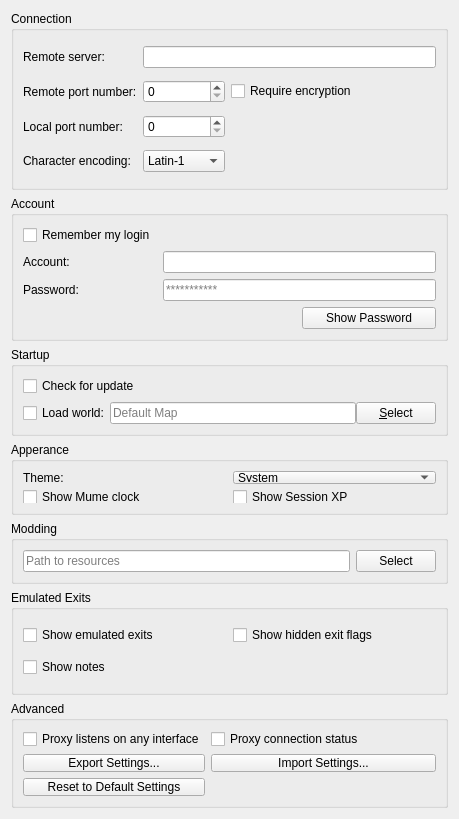
Qt form src/preferences/generalpage.ui (MUME/MMapper) before a commit.
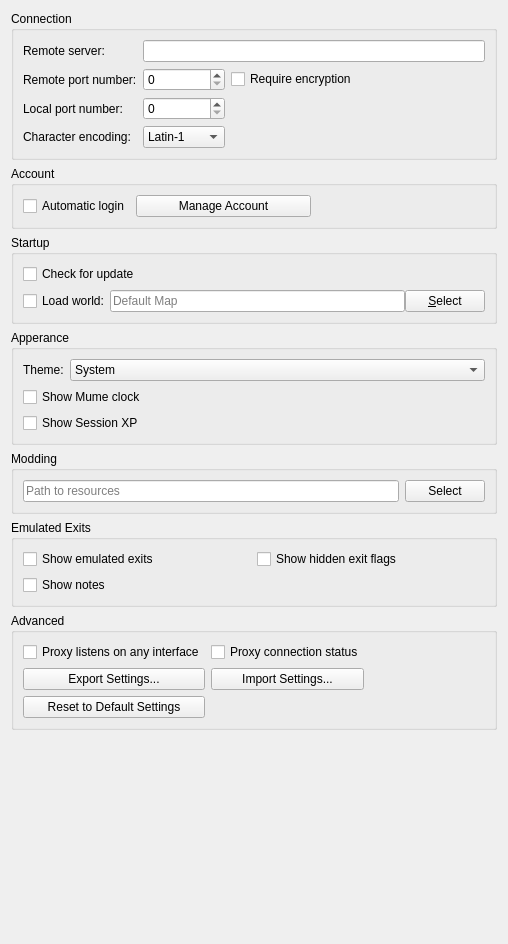
The same form after that commit.

Diff of the .ui file:
```diff
--- a/src/preferences/generalpage.ui
+++ b/src/preferences/generalpage.ui
@@ -6,8 +6,8 @@
    <rect>
     <x>0</x>
     <y>0</y>
-    <width>459</width>
-    <height>792</height>
+    <width>508</width>
+    <height>944</height>
    </rect>
   </property>
   <property name="windowTitle">
@@ -16,12 +16,6 @@
   <layout class="QVBoxLayout">
    <item>
     <widget class="QGroupBox" name="groupBox_connections">
-     <property name="minimumSize">
-      <size>
-       <width>435</width>
-       <height>179</height>
-      </size>
-     </property>
      <property name="title">
       <string>Connection</string>
      </property>
@@ -158,54 +152,40 @@
      <property name="title">
       <string>Account</string>
      </property>
-     <layout class="QGridLayout" name="gridLayout_7">
-      <item row="1" column="0">
-       <widget class="QLabel" name="label_2">
-        <property name="text">
-         <string>Account:</string>
-        </property>
-        <property name="buddy">
-         <cstring>accountName</cstring>
-        </property>
-       </widget>
-      </item>
-      <item row="2" column="0">
-       <widget class="QLabel" name="label_3">
-        <property name="text">
-         <string>Password:</string>
-        </property>
-        <property name="buddy">
-         <cstring>accountPassword</cstring>
-        </property>
-       </widget>
-      </item>
-      <item row="1" column="1" colspan="2">
-       <widget class="QLineEdit" name="accountName"/>
-      </item>
-      <item row="2" column="1" colspan="2">
-       <widget class="QLineEdit" name="accountPassword">
-        <property name="echoMode">
-         <enum>QLineEdit::Password</enum>
-        </property>
-        <property name="placeholderText">
-         <string>***********</string>
-        </property>
-       </widget>
-      </item>
-      <item row="3" column="2">
-       <widget class="QPushButton" name="showPassword">
-        <property name="text">
-         <string>Show Password</string>
-        </property>
-       </widget>
-      </item>
-      <item row="0" column="0" colspan="3">
+     <layout class="QHBoxLayout" name="horizontalLayout">
+      <item>
        <widget class="QCheckBox" name="autoLogin">
         <property name="text">
-         <string>Remember my login</string>
+         <string>Automatic login</string>
         </property>
        </widget>
       </item>
+      <item>
+       <widget class="QPushButton" name="setPassword">
+        <property name="sizePolicy">
+         <sizepolicy hsizetype="Expanding" vsizetype="Fixed">
+          <horstretch>0</horstretch>
+          <verstretch>0</verstretch>
+         </sizepolicy>
+        </property>
+        <property name="text">
+         <string>Manage Account</string>
+        </property>
+       </widget>
+      </item>
+      <item>
+       <spacer name="horizontalSpacer_3">
+        <property name="orientation">
+         <enum>Qt::Orientation::Horizontal</enum>
+        </property>
+        <property name="sizeHint" stdset="0">
+         <size>
+          <width>40</width>
+          <height>20</height>
+         </size>
+        </property>
+       </spacer>
+      </item>
      </layout>
     </widget>
    </item>
@@ -215,7 +195,7 @@
       <string>Startup</string>
      </property>
      <layout class="QGridLayout" name="gridLayout_3">
-      <item row="4" column="0" colspan="2">
+      <item row="1" column="0" colspan="2">
        <widget class="QFrame" name="autoLoadFileFrame">
         <property name="frameShape">
          <enum>QFrame::NoFrame</enum>
@@ -278,7 +258,7 @@
         </layout>
        </widget>
       </item>
-      <item row="3" column="0" colspan="2">
+      <item row="0" column="0" colspan="2">
        <widget class="QCheckBox" name="checkForUpdateCheckBox">
         <property name="text">
          <string>Check for update</string>
@@ -290,12 +270,6 @@
    </item>
    <item>
     <widget class="QGroupBox" name="groupBox_statusbar">
-     <property name="minimumSize">
-      <size>
-       <width>435</width>
-       <height>73</height>
-      </size>
-     </property>
      <property name="title">
       <string>Apperance</string>
      </property>
@@ -303,22 +277,14 @@
       <property name="bottomMargin">
        <number>9</number>
       </property>
-      <item row="1" column="0">
-       <widget class="QCheckBox" name="displayMumeClockCheckBox">
-        <property name="text">
-         <string>Show Mume clock</string>
-        </property>
-       </widget>
-      </item>
-      <item row="1" column="1">
-       <widget class="QCheckBox" name="displayXPStatusCheckBox">
-        <property name="text">
-         <string>Show Session XP</string>
-        </property>
-       </widget>
-      </item>
       <item row="0" column="1">
        <widget class="QComboBox" name="themeComboBox">
+        <property name="sizePolicy">
+         <sizepolicy hsizetype="Expanding" vsizetype="Fixed">
+          <horstretch>0</horstretch>
+          <verstretch>0</verstretch>
+         </sizepolicy>
+        </property>
         <item>
          <property name="text">
           <string>System</string>
@@ -338,6 +304,12 @@
       </item>
       <item row="0" column="0">
        <widget class="QLabel" name="label_4">
+        <property name="sizePolicy">
+         <sizepolicy hsizetype="Minimum" vsizetype="Preferred">
+          <horstretch>0</horstretch>
+          <verstretch>0</verstretch>
+         </sizepolicy>
+        </property>
         <property name="text">
          <string>Theme:</string>
         </property>
@@ -346,6 +318,20 @@
         </property>
        </widget>
       </item>
+      <item row="1" column="0" colspan="2">
+       <widget class="QCheckBox" name="displayMumeClockCheckBox">
+        <property name="text">
+         <string>Show Mume clock</string>
+        </property>
+       </widget>
+      </item>
+      <item row="2" column="0" colspan="2">
+       <widget class="QCheckBox" name="displayXPStatusCheckBox">
+        <property name="text">
+         <string>Show Session XP</string>
+        </property>
+       </widget>
+      </item>
      </layout>
     </widget>
    </item>
@@ -374,56 +360,44 @@
    </item>
    <item>
     <widget class="QGroupBox" name="groupBox_exits">
-     <property name="minimumSize">
-      <size>
-       <width>435</width>
-       <height>105</height>
-      </size>
-     </property>
      <property name="title">
       <string>Emulated Exits</string>
      </property>
      <layout class="QGridLayout" name="gridLayout_6">
-      <item row="1" column="0">
+      <item row="0" column="0">
        <widget class="QCheckBox" name="emulatedExitsCheckBox">
         <property name="text">
          <string>Show emulated exits</string>
         </property>
        </widget>
       </item>
-      <item row="2" column="0">
-       <widget class="QCheckBox" name="showNotesCheckBox">
-        <property name="text">
-         <string>Show notes</string>
-        </property>
-       </widget>
-      </item>
-      <item row="1" column="1">
+      <item row="0" column="1">
        <widget class="QCheckBox" name="showHiddenExitFlagsCheckBox">
         <property name="text">
          <string>Show hidden exit flags</string>
         </property>
        </widget>
       </item>
+      <item row="1" column="0">
+       <widget class="QCheckBox" name="showNotesCheckBox">
+        <property name="text">
+         <string>Show notes</string>
+        </property>
+       </widget>
+      </item>
      </layout>
     </widget>
    </item>
    <item>
     <widget class="QGroupBox" name="groupBox_2">
-     <property name="minimumSize">
-      <size>
-       <width>435</width>
-       <height>107</height>
-      </size>
-     </property>
      <property name="title">
       <string>Advanced</string>
      </property>
      <layout class="QGridLayout" name="gridLayout">
-      <item row="3" column="1">
-       <widget class="QPushButton" name="configurationImportButton">
+      <item row="2" column="0">
+       <widget class="QPushButton" name="configurationResetButton">
         <property name="text">
-         <string>Import Settings...</string>
+         <string>Reset to Default Settings</string>
         </property>
        </widget>
       </item>
@@ -437,10 +411,10 @@
         </property>
        </widget>
       </item>
-      <item row="3" column="0">
-       <widget class="QPushButton" name="configurationExportButton">
+      <item row="1" column="1">
+       <widget class="QPushButton" name="configurationImportButton">
         <property name="text">
-         <string>Export Settings...</string>
+         <string>Import Settings...</string>
         </property>
        </widget>
       </item>
@@ -454,14 +428,27 @@
         </property>
        </widget>
       </item>
-      <item row="4" column="0">
-       <widget class="QPushButton" name="configurationResetButton">
+      <item row="1" column="0">
+       <widget class="QPushButton" name="configurationExportButton">
         <property name="text">
-         <string>Reset to Default Settings</string>
+         <string>Export Settings...</string>
         </property>
        </widget>
       </item>
-      <item row="4" column="1">
+      <item row="1" column="2">
+       <spacer name="horizontalSpacer_4">
+        <property name="orientation">
+         <enum>Qt::Orientation::Horizontal</enum>
+        </property>
+        <property name="sizeHint" stdset="0">
+         <size>
+          <width>40</width>
+          <height>20</height>
+         </size>
+        </property>
+       </spacer>
+      </item>
+      <item row="2" column="1" colspan="2">
        <spacer name="horizontalSpacer_2">
         <property name="orientation">
          <enum>Qt::Horizontal</enum>
```
Left out of the diff: 17 changed lines with no effect on the pictures.
